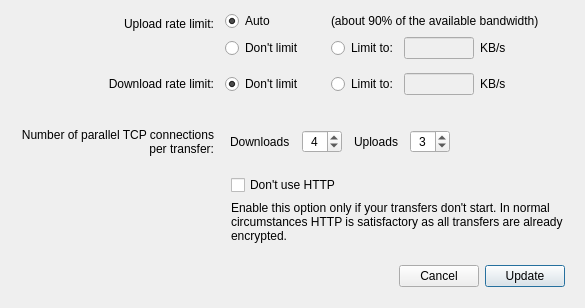
meganz/MEGAsync, file src/MEGASync/gui/macx/BandwidthSettings.ui: the form before one commit.
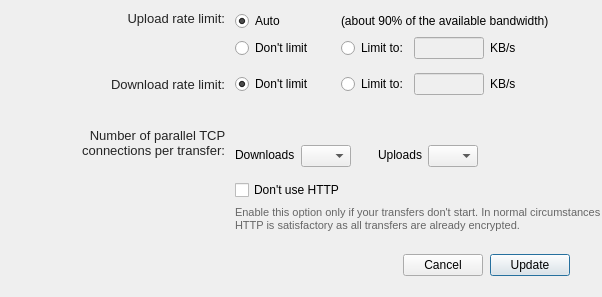
The form after the commit.

Commit message: SNC-2179. Polish macOS settings dialog

Patch:
```diff
--- a/src/MEGASync/gui/macx/BandwidthSettings.ui
+++ b/src/MEGASync/gui/macx/BandwidthSettings.ui
@@ -9,13 +9,51 @@
    <rect>
     <x>0</x>
     <y>0</y>
-    <width>599</width>
-    <height>384</height>
+    <width>608</width>
+    <height>422</height>
    </rect>
   </property>
+  <property name="minimumSize">
+   <size>
+    <width>0</width>
+    <height>0</height>
+   </size>
+  </property>
+  <property name="maximumSize">
+   <size>
+    <width>16777215</width>
+    <height>16777215</height>
+   </size>
+  </property>
   <property name="windowTitle">
    <string>Bandwidth</string>
   </property>
+  <property name="styleSheet">
+   <string notr="true">#lUploadRateLimitDesc, #lDownloadRateLimitDesc, #lNumberOfTCPconnections
+{
+  color: #242424;
+  font-family: &quot;SF Pro Text&quot;;
+  font-size: 13px;
+}
+
+#lUseHttps
+{
+  color: #666666;
+  font-family: &quot;SF Pro Text&quot;;
+  font-size: 11px;
+}
+
+#wSeparatorBandwidthBottom, #wSeparatorRateLimits, #wSeparatorTCPconnections
+{
+margin-left: 32px;
+margin-right: 32px;
+}
+
+#lNumberOfTCPconnections
+{
+margin-bottom: 8px;
+}</string>
+  </property>
   <property name="modal">
    <bool>true</bool>
   </property>
@@ -23,6 +61,12 @@
    <property name="sizeConstraint">
     <enum>QLayout::SetFixedSize</enum>
    </property>
+   <property name="leftMargin">
+    <number>0</number>
+   </property>
+   <property name="rightMargin">
+    <number>0</number>
+   </property>
    <property name="bottomMargin">
     <number>12</number>
    </property>
@@ -53,6 +97,9 @@
          </size>
         </property>
         <layout class="QHBoxLayout" name="horizontalLayout">
+         <property name="spacing">
+          <number>5</number>
+         </property>
          <property name="leftMargin">
           <number>0</number>
          </property>
@@ -69,13 +116,13 @@
           <widget class="QWidget" name="wLeftUploadRate" native="true">
            <property name="minimumSize">
             <size>
-             <width>203</width>
+             <width>225</width>
              <height>0</height>
             </size>
            </property>
            <property name="maximumSize">
             <size>
-             <width>203</width>
+             <width>225</width>
              <height>16777215</height>
             </size>
            </property>
@@ -84,7 +131,7 @@
              <number>0</number>
             </property>
             <property name="topMargin">
-             <number>6</number>
+             <number>0</number>
             </property>
             <property name="rightMargin">
              <number>0</number>
@@ -95,7 +142,7 @@
             <item>
              <widget class="QLabel" name="lUploadRateLimitDesc">
               <property name="focusPolicy">
-               <enum>Qt::StrongFocus</enum>
+               <enum>Qt::NoFocus</enum>
               </property>
               <property name="styleSheet">
                <string notr="true"/>
@@ -230,7 +277,7 @@
                  </property>
                  <property name="minimumSize">
                   <size>
-                   <width>0</width>
+                   <width>240</width>
                    <height>0</height>
                   </size>
                  </property>
@@ -241,7 +288,7 @@
                   </size>
                  </property>
                  <property name="focusPolicy">
-                  <enum>Qt::StrongFocus</enum>
+                  <enum>Qt::NoFocus</enum>
                  </property>
                  <property name="styleSheet">
                   <string notr="true"/>
@@ -252,6 +299,9 @@
                  <property name="alignment">
                   <set>Qt::AlignLeading|Qt::AlignLeft|Qt::AlignVCenter</set>
                  </property>
+                 <property name="wordWrap">
+                  <bool>true</bool>
+                 </property>
                  <property name="indent">
                   <number>-1</number>
                  </property>
@@ -383,7 +433,7 @@
                      </size>
                     </property>
                     <property name="focusPolicy">
-                     <enum>Qt::StrongFocus</enum>
+                     <enum>Qt::NoFocus</enum>
                     </property>
                     <property name="text">
                      <string>KB/s</string>
@@ -424,6 +474,9 @@
          </size>
         </property>
         <layout class="QHBoxLayout" name="horizontalLayout_18">
+         <property name="spacing">
+          <number>5</number>
+         </property>
          <property name="leftMargin">
           <number>0</number>
          </property>
@@ -440,13 +493,13 @@
           <widget class="QWidget" name="wLeftDownloadRate" native="true">
            <property name="minimumSize">
             <size>
-             <width>203</width>
+             <width>225</width>
              <height>0</height>
             </size>
            </property>
            <property name="maximumSize">
             <size>
-             <width>203</width>
+             <width>225</width>
              <height>16777215</height>
             </size>
            </property>
@@ -466,7 +519,7 @@
             <item>
              <widget class="QLabel" name="lDownloadRateLimitDesc">
               <property name="focusPolicy">
-               <enum>Qt::StrongFocus</enum>
+               <enum>Qt::NoFocus</enum>
               </property>
               <property name="styleSheet">
                <string notr="true"/>
@@ -615,7 +668,7 @@
                      </sizepolicy>
                     </property>
                     <property name="focusPolicy">
-                     <enum>Qt::TabFocus</enum>
+                     <enum>Qt::StrongFocus</enum>
                     </property>
                     <property name="text">
                      <string>Limit to:</string>
@@ -674,7 +727,7 @@
                      </size>
                     </property>
                     <property name="focusPolicy">
-                     <enum>Qt::StrongFocus</enum>
+                     <enum>Qt::NoFocus</enum>
                     </property>
                     <property name="text">
                      <string>KB/s</string>
@@ -723,6 +776,9 @@
        <height>1</height>
       </size>
      </property>
+     <property name="styleSheet">
+      <string notr="true"/>
+     </property>
     </widget>
    </item>
    <item>
@@ -735,13 +791,13 @@
      </property>
      <layout class="QHBoxLayout" name="horizontalLayout_21">
       <property name="spacing">
-       <number>13</number>
+       <number>5</number>
       </property>
       <property name="leftMargin">
        <number>0</number>
       </property>
       <property name="topMargin">
-       <number>0</number>
+       <number>5</number>
       </property>
       <property name="rightMargin">
        <number>0</number>
@@ -751,7 +807,19 @@
       </property>
       <item>
        <widget class="QWidget" name="wLeftTCPconnections" native="true">
-        <layout class="QVBoxLayout" name="verticalLayout_36">
+        <property name="minimumSize">
+         <size>
+          <width>225</width>
+          <height>0</height>
+         </size>
+        </property>
+        <property name="maximumSize">
+         <size>
+          <width>225</width>
+          <height>16777215</height>
+         </size>
+        </property>
+        <layout class="QVBoxLayout" name="verticalLayout_2">
          <property name="leftMargin">
           <number>0</number>
          </property>
@@ -764,7 +832,7 @@
          <property name="bottomMargin">
           <number>0</number>
          </property>
-         <item>
+         <item alignment="Qt::AlignRight">
           <widget class="QLabel" name="lNumberOfTCPconnections">
            <property name="minimumSize">
             <size>
@@ -778,6 +846,9 @@
              <height>16777215</height>
             </size>
            </property>
+           <property name="styleSheet">
+            <string notr="true"/>
+           </property>
            <property name="text">
             <string>Number of parallel TCP connections per transfer:</string>
            </property>
@@ -829,10 +900,10 @@
            </property>
            <layout class="QHBoxLayout" name="horizontalLayout_20">
             <property name="spacing">
-             <number>12</number>
+             <number>24</number>
             </property>
             <property name="leftMargin">
-             <number>3</number>
+             <number>2</number>
             </property>
             <property name="topMargin">
              <number>0</number>
@@ -844,61 +915,109 @@
              <number>0</number>
             </property>
             <item>
-             <widget class="QLabel" name="lDownloadConnections">
-              <property name="text">
-               <string>Downloads</string>
-              </property>
+             <widget class="QWidget" name="wDownloadConnections" native="true">
+              <layout class="QHBoxLayout" name="horizontalLayout_3">
+               <property name="spacing">
+                <number>3</number>
+               </property>
+               <property name="leftMargin">
+                <number>0</number>
+               </property>
+               <property name="topMargin">
+                <number>0</number>
+               </property>
+               <property name="rightMargin">
+                <number>0</number>
+               </property>
+               <property name="bottomMargin">
+                <number>0</number>
+               </property>
+               <item alignment="Qt::AlignBottom">
+                <widget class="QLabel" name="lDownloadConnections">
+                 <property name="styleSheet">
+                  <string notr="true">margin-bottom: 5px;</string>
+                 </property>
+                 <property name="text">
+                  <string>Downloads</string>
+                 </property>
+                </widget>
+               </item>
+               <item alignment="Qt::AlignBottom">
+                <widget class="QComboBox" name="eMaxDownloadConnections">
+                 <property name="minimumSize">
+                  <size>
+                   <width>50</width>
+                   <height>0</height>
+                  </size>
+                 </property>
+                 <property name="maximumSize">
+                  <size>
+                   <width>50</width>
+                   <height>16777215</height>
+                  </size>
+                 </property>
+                 <property name="focusPolicy">
+                  <enum>Qt::StrongFocus</enum>
+                 </property>
+                 <property name="styleSheet">
+                  <string notr="true"/>
+                 </property>
+                </widget>
+               </item>
+              </layout>
              </widget>
             </item>
             <item>
-             <widget class="QSpinBox" name="eMaxDownloadConnections">
-              <property name="minimumSize">
-               <size>
-                <width>40</width>
-                <height>0</height>
-               </size>
-              </property>
-              <property name="alignment">
-               <set>Qt::AlignCenter</set>
-              </property>
-              <property name="minimum">
-               <number>1</number>
-              </property>
-              <property name="maximum">
-               <number>6</number>
-              </property>
-              <property name="value">
-               <number>4</number>
-              </property>
-             </widget>
-            </item>
-            <item>
-             <widget class="QLabel" name="lUploadConnections">
-              <property name="text">
-               <string>Uploads</string>
-              </property>
-             </widget>
-            </item>
-            <item>
-             <widget class="QSpinBox" name="eMaxUploadConnections">
-              <property name="minimumSize">
-               <size>
-                <width>40</width>
-                <height>0</height>
-               </size>
-              </property>
-              <property name="alignment">
-               <set>Qt::AlignCenter</set>
-              </property>
-              <property name="minimum">
-               <number>1</number>
-              </property>
-              <property name="maximum">
-               <number>6</number>
-              </property>
-              <property name="value">
-               <number>3</number>
-              </property>
+             <widget class="QWidget" name="wUploadConnections" native="true">
+              <layout class="QHBoxLayout" name="horizontalLayout_4">
+               <property name="spacing">
+                <number>3</number>
+               </property>
+               <property name="leftMargin">
+                <number>0</number>
+               </property>
+               <property name="topMargin">
+                <number>0</number>
+               </property>
+               <property name="rightMargin">
+                <number>0</number>
+               </property>
+               <property name="bottomMargin">
+                <number>0</number>
+               </property>
+               <item alignment="Qt::AlignBottom">
+                <widget class="QLabel" name="lUploadConnections">
+                 <property name="styleSheet">
+                  <string notr="true">margin-bottom: 5px;</string>
+                 </property>
+                 <property name="text">
+                  <string>Uploads</string>
+                 </property>
+                </widget>
+               </item>
+               <item alignment="Qt::AlignBottom">
+                <widget class="QComboBox" name="eMaxUploadConnections">
+                 <property name="minimumSize">
+                  <size>
+                   <width>50</width>
+                   <height>0</height>
+                  </size>
+                 </property>
+                 <property name="maximumSize">
+                  <size>
+                   <width>50</width>
+                   <height>16777215</height>
+                  </size>
+                 </property>
+                 <property name="focusPolicy">
+                  <enum>Qt::StrongFocus</enum>
+                 </property>
+                 <property name="styleSheet">
+                  <string notr="true"/>
+                 </property>
+                </widget>
+               </item>
+              </layout>
              </widget>
             </item>
             <item>
@@ -937,13 +1056,16 @@
        <height>1</height>
       </size>
      </property>
+     <property name="styleSheet">
+      <string notr="true"/>
+     </property>
     </widget>
    </item>
    <item>
     <widget class="QWidget" name="wDontHTTP" native="true">
      <layout class="QVBoxLayout" name="verticalLayout_37">
       <property name="leftMargin">
-       <number>220</number>
+       <number>235</number>
       </property>
       <property name="topMargin">
        <number>0</number>
@@ -962,6 +1084,9 @@
           <height>20</height>
          </size>
         </property>
+        <property name="focusPolicy">
+         <enum>Qt::StrongFocus</enum>
+        </property>
         <property name="styleSheet">
          <string notr="true"/>
         </property>
@@ -973,11 +1098,7 @@
       <item>
        <widget class="QLabel" name="lUseHttps">
         <property name="styleSheet">
-         <string notr="true">#lUseHttps
-{
-margin-left: 0px;
-margin-right:0px;
-}</string>
+         <string notr="true"/>
         </property>
         <property name="text">
          <string>Enable this option only if your transfers don't start. In normal circumstances HTTP is satisfactory as all transfers are already encrypted.</string>
@@ -1004,11 +1125,23 @@
        <height>1</height>
       </size>
      </property>
+     <property name="styleSheet">
+      <string notr="true"/>
+     </property>
     </widget>
    </item>
    <item>
     <widget class="QWidget" name="buttonBox" native="true">
      <layout class="QHBoxLayout" name="horizontalLayout_2">
+      <property name="spacing">
+       <number>7</number>
+      </property>
+      <property name="leftMargin">
+       <number>32</number>
+      </property>
+      <property name="rightMargin">
+       <number>32</number>
+      </property>
       <item>
        <spacer name="horizontalSpacer_2">
         <property name="orientation">
@@ -1024,16 +1157,28 @@
       </item>
       <item>
        <widget class="QPushButton" name="bCancel">
+        <property name="focusPolicy">
+         <enum>Qt::StrongFocus</enum>
+        </property>
         <property name="text">
          <string>Cancel</string>
         </property>
+        <property name="autoDefault">
+         <bool>false</bool>
+        </property>
        </widget>
       </item>
       <item>
        <widget class="QPushButton" name="bUpdate">
+        <property name="focusPolicy">
+         <enum>Qt::StrongFocus</enum>
+        </property>
         <property name="text">
          <string>Update</string>
         </property>
+        <property name="autoDefault">
+         <bool>false</bool>
+        </property>
         <property name="default">
          <bool>true</bool>
         </property>
```
Left out of the diff: 19 changed lines with no effect on the pictures. The commit also changes 5 other files.
